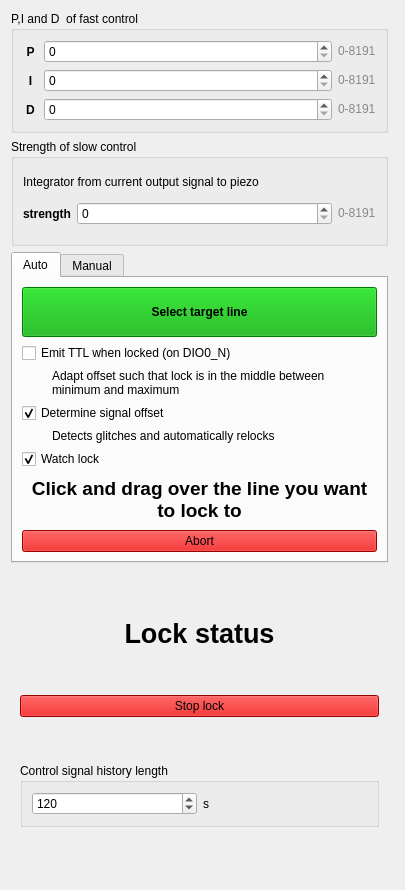
linien-org/linien, file linien/client/ui/locking_panel.ui: the form before one commit.
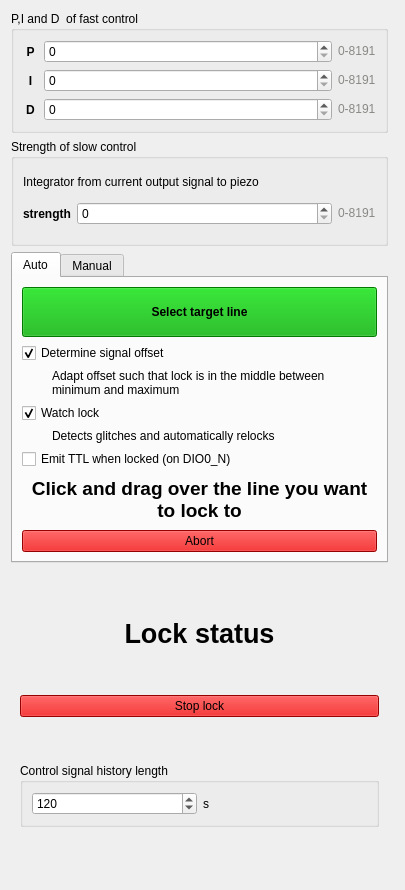
The form after the commit. Custom widgets are drawn as their Qt base class.

Commit message: fix lock watching, handle SpectrumUncorrelatedException

```diff
--- a/linien/client/ui/locking_panel.ui
+++ b/linien/client/ui/locking_panel.ui
@@ -465,9 +465,12 @@
                </widget>
               </item>
               <item>
-               <widget class="QCheckBox" name="checkBox_4">
+               <widget class="QCheckBox" name="autoOffsetCheckbox">
                 <property name="text">
-                 <string>Emit TTL when locked (on DIO0_N)</string>
+                 <string>Determine signal offset</string>
+                </property>
+                <property name="checked">
+                 <bool>true</bool>
                 </property>
                </widget>
               </item>
@@ -503,9 +506,9 @@
                </widget>
               </item>
               <item>
-               <widget class="QCheckBox" name="autoOffsetCheckbox">
+               <widget class="QCheckBox" name="watchLockCheckbox">
                 <property name="text">
-                 <string>Determine signal offset</string>
+                 <string>Watch lock</string>
                 </property>
                 <property name="checked">
                  <bool>true</bool>
@@ -529,12 +532,9 @@
                </widget>
               </item>
               <item>
-               <widget class="QCheckBox" name="watchLockCheckbox">
+               <widget class="QCheckBox" name="checkBox_4">
                 <property name="text">
-                 <string>Watch lock</string>
-                </property>
-                <property name="checked">
-                 <bool>true</bool>
+                 <string>Emit TTL when locked (on DIO0_N)</string>
                 </property>
                </widget>
               </item>
```
The commit also changes 14 other files.
